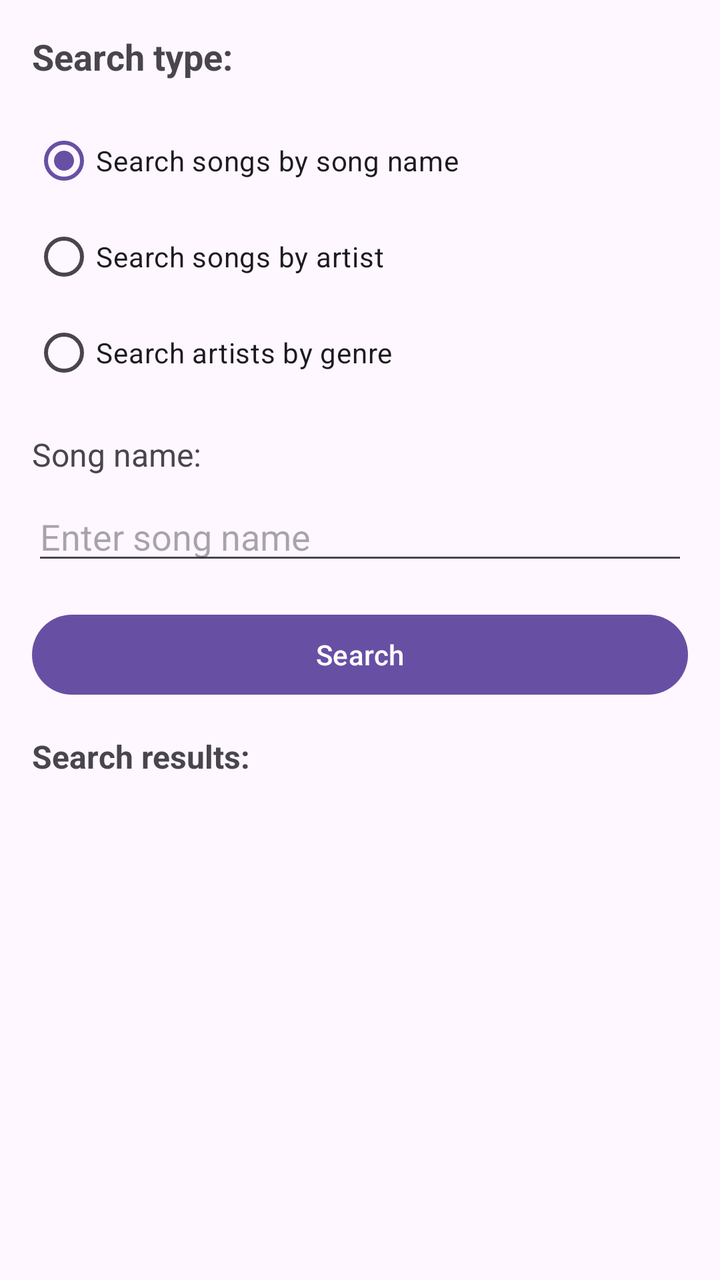
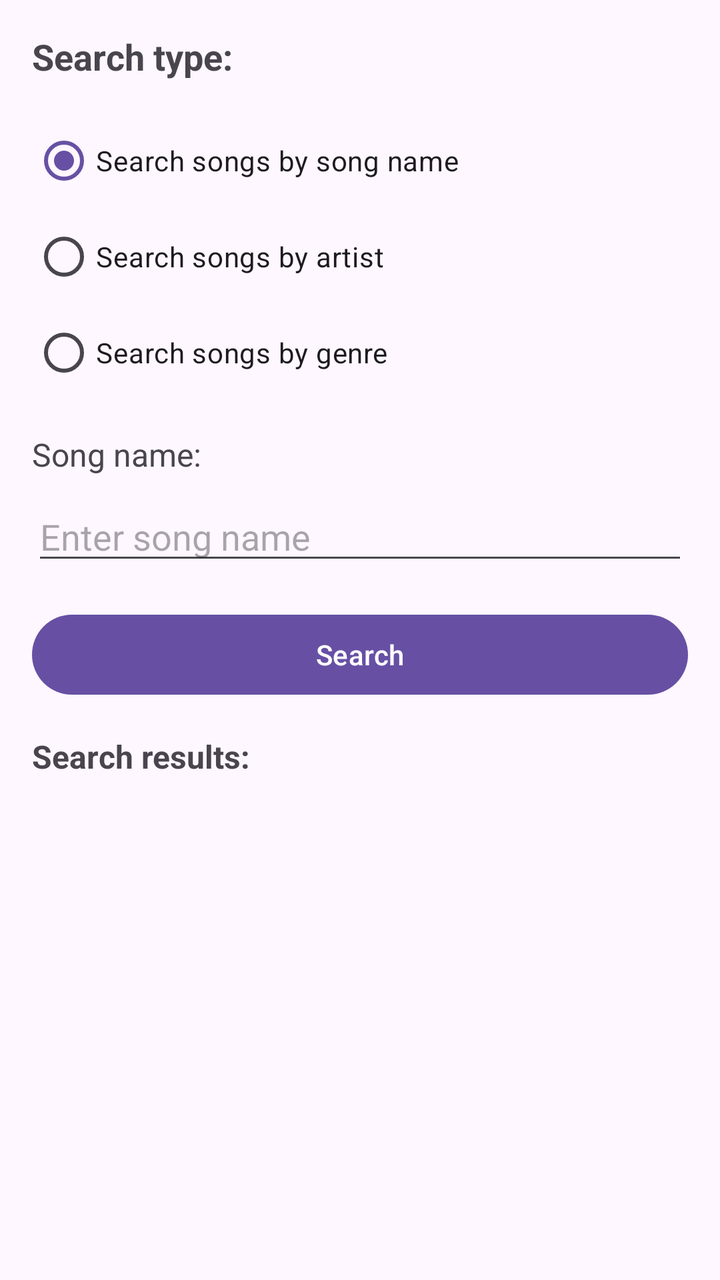

Before-and-after screenshots of an Android layout around one commit, followed by the original layout XML and the change that was made.
<!-- AndroidManifest.xml: application theme Theme.Z4 -->
<!-- res/layout/activity_search.xml -->
<?xml version="1.0" encoding="utf-8"?>
<LinearLayout xmlns:android="http://schemas.android.com/apk/res/android"
    android:layout_width="match_parent"
    android:layout_height="match_parent"
    android:orientation="vertical"
    android:padding="16dp">

    <TextView
        android:layout_width="wrap_content"
        android:layout_height="wrap_content"
        android:text="Search type:"
        android:textSize="18sp"
        android:textStyle="bold"
        android:layout_marginBottom="16dp" />

    <RadioGroup
        android:id="@+id/radioGroupSearchType"
        android:layout_width="match_parent"
        android:layout_height="wrap_content"
        android:layout_marginBottom="16dp">

        <RadioButton
            android:id="@+id/radioSongsByName"
            android:layout_width="wrap_content"
            android:layout_height="wrap_content"
            android:text="Search songs by song name"
            android:checked="true" />

        <RadioButton
            android:id="@+id/radioSongsByArtist"
            android:layout_width="wrap_content"
            android:layout_height="wrap_content"
            android:text="Search songs by artist" />

        <RadioButton
            android:id="@+id/radioArtistsByGenre"
            android:layout_width="wrap_content"
            android:layout_height="wrap_content"
            android:text="Search artists by genre" />

    </RadioGroup>

    <TextView
        android:id="@+id/textViewSongName"
        android:layout_width="wrap_content"
        android:layout_height="wrap_content"
        android:text="Song name:"
        android:textSize="16sp"
        android:layout_marginBottom="8dp" />

    <EditText
        android:id="@+id/editTextSongName"
        android:layout_width="match_parent"
        android:layout_height="wrap_content"
        android:layout_marginBottom="16dp"
        android:hint="Enter song name" />

    <TextView
        android:id="@+id/textViewGenre"
        android:layout_width="wrap_content"
        android:layout_height="wrap_content"
        android:text="Genre:"
        android:textSize="16sp"
        android:layout_marginBottom="8dp"
        android:visibility="gone" />

    <Spinner
        android:id="@+id/spinnerGenre"
        android:layout_width="match_parent"
        android:layout_height="wrap_content"
        android:layout_marginBottom="16dp"
        android:visibility="gone" />

    <TextView
        android:id="@+id/textViewArtist"
        android:layout_width="wrap_content"
        android:layout_height="wrap_content"
        android:text="Artist:"
        android:textSize="16sp"
        android:layout_marginBottom="8dp"
        android:visibility="gone" />

    <Spinner
        android:id="@+id/spinnerArtist"
        android:layout_width="match_parent"
        android:layout_height="wrap_content"
        android:layout_marginBottom="16dp"
        android:visibility="gone" />

    <Button
        android:id="@+id/buttonSearch"
        android:layout_width="match_parent"
        android:layout_height="wrap_content"
        android:text="Search"
        android:layout_marginBottom="16dp" />

    <TextView
        android:layout_width="wrap_content"
        android:layout_height="wrap_content"
        android:text="Search results:"
        android:textSize="16sp"
        android:textStyle="bold"
        android:layout_marginBottom="8dp" />

    <ListView
        android:id="@+id/listViewResults"
        android:layout_width="match_parent"
        android:layout_height="match_parent" />

</LinearLayout>
<!-- resources referenced by this layout -->
<resources>
  <style name="Theme.Z4" parent="Base.Theme.Z4" />
  <style name="Base.Theme.Z4" parent="Theme.Material3.DayNight.NoActionBar">
          
          
      </style>
</resources>

<!-- the commit's change to res/layout/activity_search.xml (unified diff, before → after) -->
@@ -33,10 +33,10 @@
             android:text="Search songs by artist" />
 
         <RadioButton
-            android:id="@+id/radioArtistsByGenre"
+            android:id="@+id/radioSongsByGenre"
             android:layout_width="wrap_content"
             android:layout_height="wrap_content"
-            android:text="Search artists by genre" />
+            android:text="Search songs by genre" />
 
     </RadioGroup>
 
